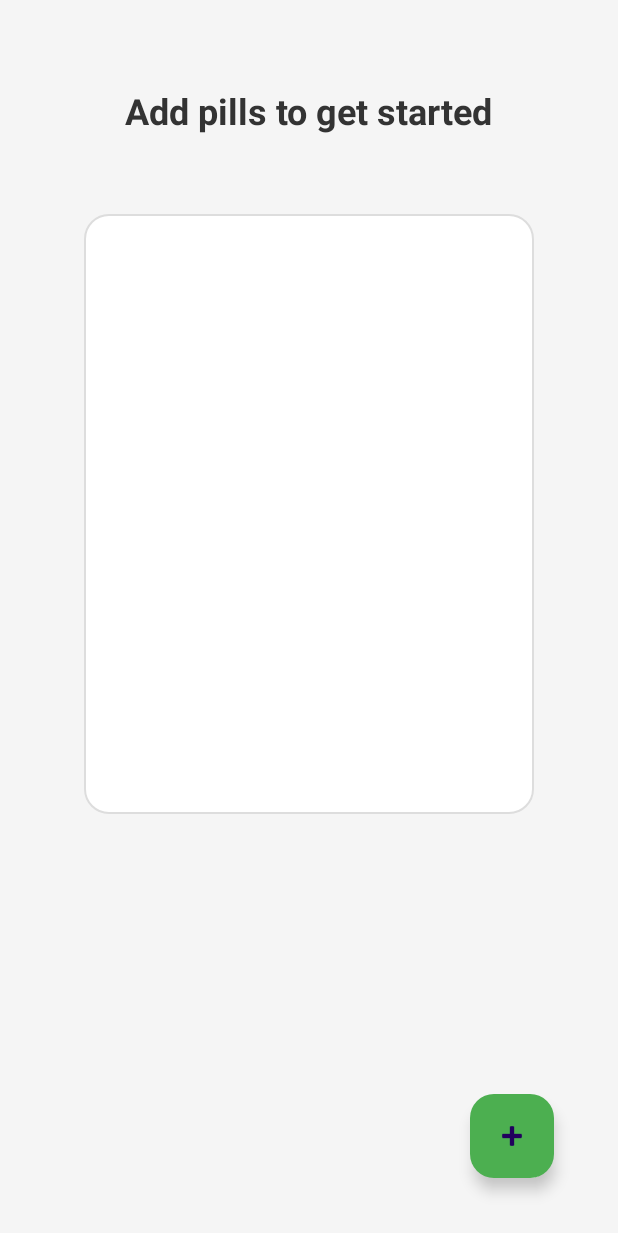
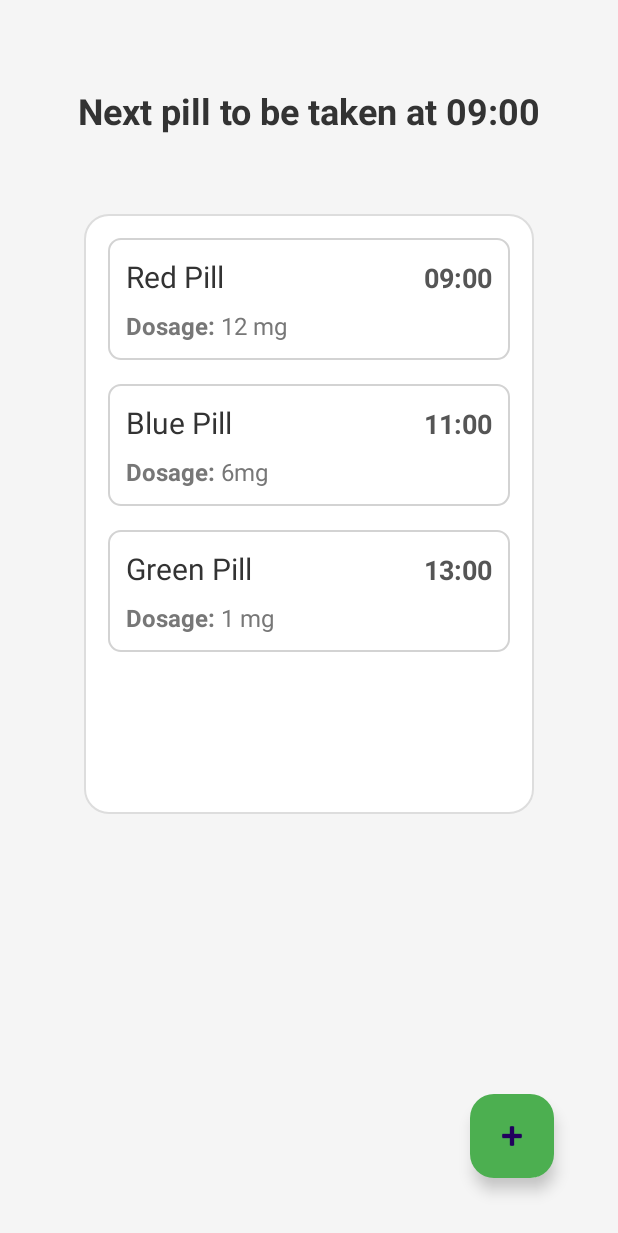
Before and after one commit to mwmchamp/DreamTeamHP, an Android app: the screen it shows after launch (MainActivity), on a phone screen of 412 x 824 dp. Shown: the top 1233 px of the screen. Run offline under Robolectric (Android 15) with nearby library versions, the phone set to English and light mode, and no system bars.

Commit message:
Debugging storing new pills

```diff
--- a/app/src/main/java/com/example/pilly/AddPillActivity.java
+++ b/app/src/main/java/com/example/pilly/AddPillActivity.java
@@ -97,12 +97,14 @@ public class AddPillActivity extends AppCompatActivity {
                 daysOfTheWeek.add("Saturday");
             }
 
+            List<Pill> newPills = new ArrayList<>();
             for (String day : daysOfTheWeek) {
                 Pill pillToAdd = new Pill(pillName.getText().toString(), dosage.getText().toString(), time.getText().toString(), day, false);
-                PillWriter.writePill(pillToAdd, "PillData.txt");
+                newPills.add(pillToAdd);
             }
 
             Intent backToMainActivityIntent = new Intent(AddPillActivity.this, MainActivity.class);
+            backToMainActivityIntent.putExtra("New pills", (CharSequence) newPills.toString());
             startActivity(backToMainActivityIntent);
         });
     }
--- a/app/src/main/java/com/example/pilly/MainActivity.java
+++ b/app/src/main/java/com/example/pilly/MainActivity.java
@@ -6,6 +6,8 @@ import androidx.recyclerview.widget.RecyclerView;
 
 import android.content.Intent;
 import android.os.Bundle;
+import android.os.Parcelable;
+import android.util.Log;
 import android.view.View;
 import android.widget.EditText;
 import android.widget.TextView;
@@ -28,7 +30,7 @@ public class MainActivity extends AppCompatActivity {
     protected void onCreate(Bundle savedInstanceState) {
         super.onCreate(savedInstanceState);
         pills = new ArrayList<>();
-        pills = PillReader.readPills("C:\\Users\\shahd\\AndroidStudioProjects\\Pilly\\app\\src\\main\\java\\com\\example\\pilly\\PillData.txt");
+        pills = PillReader.readPills(getApplicationContext());
         setContentView(R.layout.activity_main);
 
         upcomingPill = findViewById(R.id.nextPillTime_textView);
@@ -57,6 +59,11 @@ public class MainActivity extends AppCompatActivity {
     @Override
     protected void onResume() {
         super.onResume();
-        pills = PillReader.readPills("PillData.txt");
+        Intent intent = getIntent();
+        String newPills = (String) intent.getCharSequenceExtra("New pills");
+        if (newPills != null) {
+            Log.d("new pill data", newPills);
+        }
+//        pills = PillReader.readPills(getApplicationContext());
     }
 }
--- a/app/src/main/java/com/example/pilly/Pill.java
+++ b/app/src/main/java/com/example/pilly/Pill.java
@@ -1,6 +1,8 @@
 package com.example.pilly;
 
-public class Pill {
+import java.io.Serializable;
+
+public class Pill implements Serializable {
     private String name;
     private String dose;
     private String timeToBeTaken;
--- a/app/src/main/java/com/example/pilly/PillReader.java
+++ b/app/src/main/java/com/example/pilly/PillReader.java
@@ -1,17 +1,20 @@
 package com.example.pilly;
+
+import android.content.Context;
 
 import java.io.File;
 import java.io.FileNotFoundException;
+import java.io.InputStream;
 import java.util.LinkedList;
 import java.util.Scanner;
 
 public class PillReader {
 
-    public static LinkedList<com.example.pilly.Pill> readPills(String filename) {
-        try {
+    public static LinkedList<com.example.pilly.Pill> readPills(Context context) {
+        InputStream is = context.getResources().openRawResource(R.raw.pilldata);
+
         LinkedList<com.example.pilly.Pill> pills = new LinkedList<com.example.pilly.Pill>();
-            File pillData = new File(filename);
-            Scanner input = new Scanner(pillData);
+        Scanner input = new Scanner(is).useDelimiter("\\A");
         while (input.hasNextLine()) {
             String currentLine = input.nextLine();
             String[] splitLine = currentLine.split(",");
@@ -21,10 +24,9 @@ public class PillReader {
             String dayToTake = splitLine[3].trim();
             boolean isTaken = splitLine[4].trim().equals("true");
             com.example.pilly.Pill currentPill = new com.example.pilly.Pill(name, dose, timeToTake, dayToTake, isTaken);
-                if(pills.isEmpty()) {
+            if (pills.isEmpty()) {
                 pills.add(currentPill);
-                }
-                else{
+            } else {
                 int index = 0;
                 while (index < pills.size() && pills.get(index).getTimeToBeTaken().compareTo(currentPill.getTimeToBeTaken()) < 0) {
                     index++;
@@ -34,11 +36,9 @@ public class PillReader {
         }
         input.close();
         return pills;
-        } catch (FileNotFoundException e) {
-            System.out.println("Could not find file \"" + filename + "\"");
-            LinkedList<com.example.pilly.Pill> pills = new LinkedList<com.example.pilly.Pill>();
-            return pills;
+//        } catch (FileNotFoundException e) {
+//            System.out.println("Could not find file \"" + filename + "\"");
+//            LinkedList<com.example.pilly.Pill> pills = new LinkedList<com.example.pilly.Pill>();
+//            return pills;
     }
 }
-
-}
--- /dev/null
+++ b/app/src/main/res/raw/pilldata.txt
@@ -0,0 +1,3 @@
+Blue Pill, 6mg, 11:00, Monday, true
+Red Pill, 12 mg, 09:00, Thursday, false
+Green Pill, 1 mg, 13:00, Friday, false
```
Lines whose indentation alone changed are shown as unchanged.
